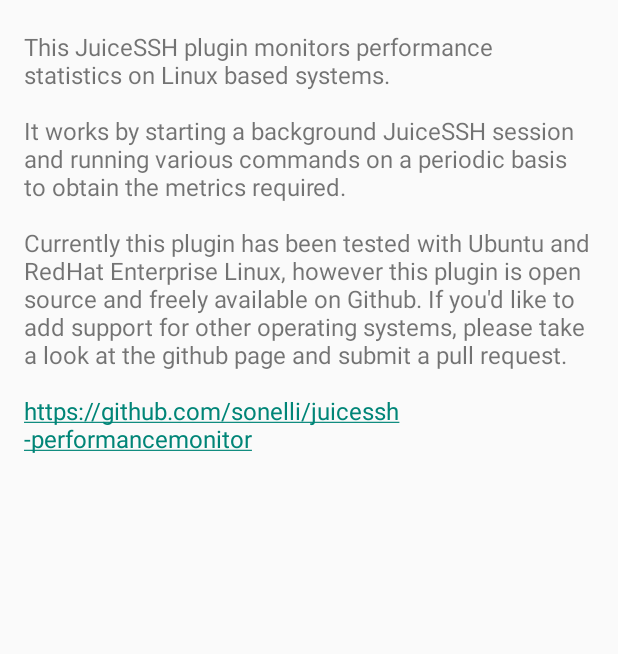
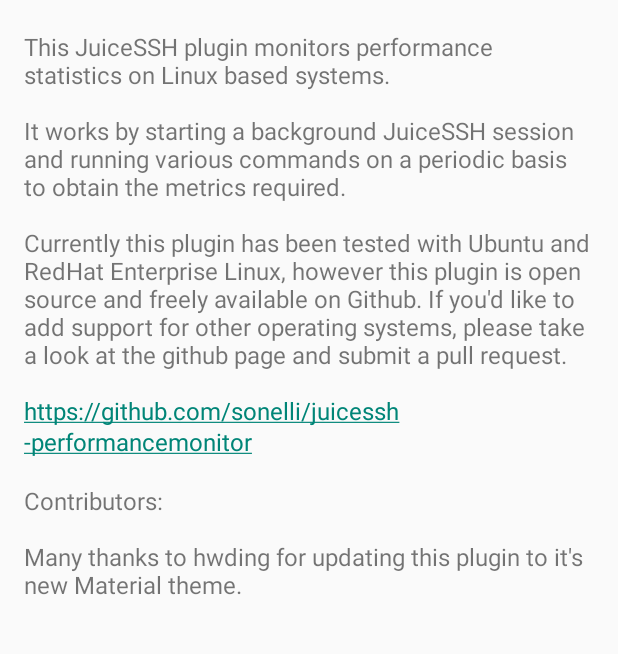
Before and after one commit to Sonelli/juicessh-performancemonitor, an Android app: the AboutActivity screen opened directly, with no data from a screen before it, on a phone screen of 412 x 824 dp, the part 288-942 px from its top. Run offline under Robolectric (Android 15) with nearby library versions, the phone set to English and light mode, and no system bars.

Commit message:
Updated strings to thank hwding for all of his hard work

```diff
--- a/Plugin/src/main/res/values/strings.xml
+++ b/Plugin/src/main/res/values/strings.xml
@@ -3,7 +3,7 @@
 
     <string name="app_name">Performance Monitor</string>
     <string name="title_activity_about">About</string>
-    <string name="app_about">This JuiceSSH plugin monitors performance statistics on Linux based systems.\n\nIt works by starting a background JuiceSSH session and running various commands on a periodic basis to obtain the metrics required.\n\nCurrently this plugin has been tested with Ubuntu and RedHat Enterprise Linux, however this plugin is open source and freely available on Github. If you\'d like to add support for other operating systems, please take a look at the github page and submit a pull request.\n\nhttps://github.com/sonelli/juicessh-performancemonitor</string>
+    <string name="app_about">This JuiceSSH plugin monitors performance statistics on Linux based systems.\n\nIt works by starting a background JuiceSSH session and running various commands on a periodic basis to obtain the metrics required.\n\nCurrently this plugin has been tested with Ubuntu and RedHat Enterprise Linux, however this plugin is open source and freely available on Github. If you\'d like to add support for other operating systems, please take a look at the github page and submit a pull request.\n\nhttps://github.com/sonelli/juicessh-performancemonitor\n\nContributors:\n\nMany thanks to hwding for updating this plugin to it\'s new Material theme.</string>
     <string name="app_url">https://github.com/Sonelli/juicessh-performancemonitor</string>
     <string name="app_package">com.sonelli.juicessh.performancemonitor</string>
     <string name="connect">Connect</string>
@@ -14,7 +14,6 @@
     <string name="about">About</string>
     <string name="error">Error</string>
     <string name="cpu_usage">CPU Usage</string>
-    <string name="memory_usage">Memory Usage</string>
     <string name="free_memory">Free RAM</string>
     <string name="network">Network</string>
     <string name="disk">Disk Usage</string>
@@ -32,5 +31,6 @@
     <string name="display">Display</string>
     <string name="use_dark_theme">Dark Theme</string>
     <string name="use_byte">Bytes</string>
+    <string name="plugin_permissions_request">This plugin requires access to list JuiceSSH connections, and to connect to them.</string>
 
 </resources>
```
Also changed, not shown: 1 other file.
